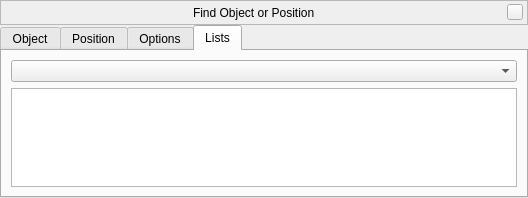
Above: src/gui/searchDialogGui.ui from 519984307/stellarium_src before the change. Below: the same form after it.
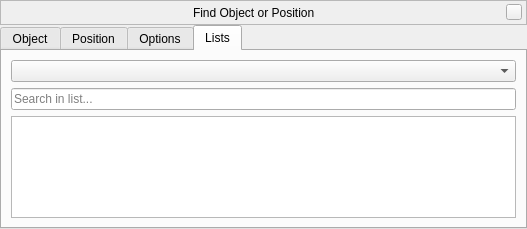
That is the form after the change. The open tabs and pages were chosen to show the change. Custom widgets are drawn as their Qt base class.

Commit message: search in lists added

Patch:
```diff
--- a/src/gui/searchDialogGui.ui
+++ b/src/gui/searchDialogGui.ui
@@ -6,8 +6,8 @@
    <rect>
     <x>0</x>
     <y>0</y>
-    <width>528</width>
-    <height>198</height>
+    <width>527</width>
+    <height>229</height>
    </rect>
   </property>
   <property name="sizePolicy">
@@ -754,6 +754,13 @@
        <item>
         <widget class="QComboBox" name="objectTypeComboBox"/>
        </item>
+       <item>
+        <widget class="QLineEdit" name="searchInListLineEdit">
+         <property name="placeholderText">
+          <string>Search in list...</string>
+         </property>
+        </widget>
+       </item>
        <item>
         <widget class="QListWidget" name="objectsListWidget"/>
        </item>
```
Left out of the diff: 2 changed lines with no effect on the pictures. The commit also changes 2 other files.
